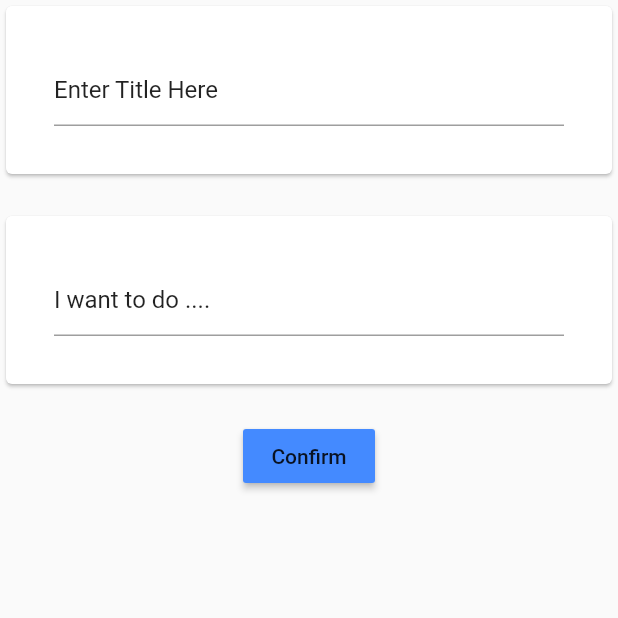
After one commit to Comfie/myCalendaApp, a Flutter app: the screen it shows after launch, after a tap on "Dont have an account?", after a tap on "Register", after a tap on the "add" icon, on a phone screen of 412 x 824 dp, the top half of it. The commit adds this screen. Run offline on Flutter 3.47's test engine with Material 2 defaults, Android fonts, the phone set to English and light mode, and no system bars.

Commit message:
added tow pages for the screens and tabs to the Home Page

```diff
--- /dev/null
+++ b/lib/DetailsPage.dart
@@ -0,0 +1,70 @@
+import 'package:flutter/material.dart';
+import 'package:flutter/cupertino.dart';
+
+
+class Details extends StatefulWidget {
+  @override
+  _DetailsState createState() => _DetailsState();
+}
+
+class _DetailsState extends State<Details> {
+  @override
+  Widget build(BuildContext context) {
+    return Scaffold(
+      body: Column(
+               children: <Widget>[
+
+          Card(
+            child: Container(
+              padding: EdgeInsets.all(32.0),
+              child: Column(
+                children: <Widget>[
+                  TextFormField(
+                    controller: TextEditingController(text: 'Enter Title Here'),
+
+                  ),
+
+                ],
+
+              ),
+            ),
+
+          ),
+
+          SizedBox(height: 20.0,),
+
+          Card(
+            child: Container(
+              padding: EdgeInsets.all(32.0),
+              child: Column(
+                children: <Widget>[
+                  TextFormField(
+                    controller: TextEditingController(text: 'I want to do ....'),
+
+                  ),
+
+                ],
+
+              ),
+            ),
+
+          ),
+
+          SizedBox(height: 20.0,),
+
+          RaisedButton(
+            color: Colors.blueAccent,
+            onPressed: (){},
+            child: Text('Confirm'),
+
+          )
+
+
+
+        ],
+
+
+      ),
+    );
+  }
+}
--- /dev/null
+++ b/lib/Home.dart
@@ -0,0 +1,78 @@
+import 'package:flutter/material.dart';
+import 'package:flutterapp/DetailsPage.dart';
+
+class Home extends StatefulWidget {
+  @override
+  _HomeState createState() => _HomeState();
+}
+
+class _HomeState extends State<Home> {
+  @override
+  Widget build(BuildContext context) {
+    return DefaultTabController(
+      length: 3,
+      child: Scaffold(
+        floatingActionButton: FloatingActionButton(
+          onPressed: (){
+            Navigator.of(context).pushReplacement(MaterialPageRoute(builder: (context) => Details()));
+          },
+          backgroundColor: Colors.blueAccent,
+          child: Icon(Icons.add),
+        ),
+        body: TabBarView(
+          children: <Widget>[
+            Container(
+              child: Column(
+                children: <Widget>[
+                  ListTile(
+                    leading: Icon(Icons.description),
+                    title: Text('Go to task'),
+                    subtitle: Text('a of 3 Tasks'),
+                  )
+                ],
+              ),
+            ),
+            Container(
+              child: Column(
+                children: <Widget>[
+                  ListTile(
+                    leading: Icon(Icons.description),
+                    title: Text('Go to task'),
+                    subtitle: Text('a of 3 Tasks'),
+                  )
+                ],
+              ),
+            ),
+            Container(
+              child: Text('Tab Three'),
+            ),
+          ],
+        ),
+        appBar: AppBar(
+          title: Text('Home Page'),
+          actions: <Widget>[],
+          leading: Icon(Icons.calendar_today),
+          bottom: TabBar(
+            tabs: <Widget>[
+              Tab(
+                child: Container(
+                  child: Text('Today'),
+                ),
+              ),
+              Tab(
+                child: Container(
+                  child: Text('Tomorrow'),
+                ),
+              ),
+              Tab(
+                child: Container(
+                  child: Text('Next Day'),
+                ),
+              ),
+            ],
+          ),
+        ),
+      ),
+    );
+  }
+}
--- a/lib/LogIn.dart
+++ b/lib/LogIn.dart
@@ -1,5 +1,6 @@
 import 'package:flutter/cupertino.dart';
 import 'package:flutter/material.dart';
+import 'package:flutterapp/RegisterPage.dart';
 
 class LogIn extends StatefulWidget {
   @override
@@ -32,7 +33,7 @@ class _LogInState extends State<LogIn> {
                   ),
                   filled: true,
                   hintStyle: TextStyle(color: Colors.grey),
-                  hintText: 'Email',
+                  hintText: 'Email Address',
                   fillColor: Colors.white70
               ),
             ),
@@ -55,17 +56,32 @@ class _LogInState extends State<LogIn> {
             ),
             SizedBox(height: 20.0,),
 
-
-            RaisedButton(
+            Container(
+              width: MediaQuery.of(context).size.width,
+              child: RaisedButton(
+                shape: RoundedRectangleBorder(
+                  borderRadius: BorderRadius.circular(20.0)
+                ),
                 onPressed: (){},
                 color: Colors.lightBlue,
                 child: Text('Log In',style: TextStyle(color: Colors.white,fontWeight: FontWeight.bold),),
               ),
 
+            ),
+
+
             SizedBox(height: 20.0,),
 
-            Row(
+            //Allows you to detect clicks
+            GestureDetector(
+              onTap: (){
 
+                //push will  clear all previous pages, while push replacement takes a parameter
+                Navigator.of(context).pushReplacement(MaterialPageRoute(builder: (context) => Register()));
+
+
+              },
+              child: Row(
                 mainAxisAlignment: MainAxisAlignment.center,
                 crossAxisAlignment: CrossAxisAlignment.center,
                 children: <Widget>[
@@ -73,6 +89,12 @@ class _LogInState extends State<LogIn> {
                   Text('Sign Up Here',style: TextStyle(color: Colors.blueAccent),),
 
                 ],),
+
+
+            )
+
+
+
 
 
 
--- /dev/null
+++ b/lib/RegisterPage.dart
@@ -0,0 +1,111 @@
+import 'package:flutter/cupertino.dart';
+import 'package:flutter/material.dart';
+import 'package:flutterapp/Home.dart';
+
+class Register extends StatefulWidget {
+  @override
+  _RegisterState createState() => _RegisterState();
+}
+
+class _RegisterState extends State<Register> {
+  @override
+  Widget build(BuildContext context) {
+
+    return Scaffold(
+      body: Container(
+        padding: EdgeInsets.all(20.0),
+        child: Column(
+          mainAxisAlignment: MainAxisAlignment.center, // vertical plain while cross is horizontal plain
+
+          children: <Widget>[
+
+            Text('Create New Account', style: TextStyle(color: Colors.black, fontWeight: FontWeight.bold, fontSize: 50.0),),
+            SizedBox(height: 10,),
+            TextField(
+              decoration: InputDecoration(
+                border: OutlineInputBorder(
+                  borderRadius: BorderRadius.all(Radius.circular(20.0))
+                ),
+                hintText: 'Email',
+                fillColor: Colors.white70,
+                filled: true
+              ),
+
+
+            ),
+            SizedBox(height: 20.0,),
+
+            TextField(
+              obscureText: true,
+              decoration: InputDecoration(
+                  border: OutlineInputBorder(
+                      borderRadius: BorderRadius.all(Radius.circular(20.0))
+                  ),
+                  hintText: 'Password',
+                  fillColor: Colors.white70,
+                  filled: true
+              ),
+
+
+            ),
+
+            SizedBox(height: 20.0,),
+
+            TextField(
+              obscureText: true,
+              decoration: InputDecoration(
+                  border: OutlineInputBorder(
+                      borderRadius: BorderRadius.all(Radius.circular(20.0))
+                  ),
+                  hintText: 'Re -enter password',
+                  fillColor: Colors.white70,
+                  filled: true
+              ),
+
+
+            ),
+            SizedBox(height: 40.0,),
+
+
+              Container(
+                width: MediaQuery.of(context).size.width,
+                child: RaisedButton(
+                  shape: RoundedRectangleBorder(
+                      borderRadius: BorderRadius.circular(20.0)
+                  ),
+                  color: Colors.blueAccent,
+                  onPressed: (){
+                    Navigator.of(context).pushReplacement(MaterialPageRoute(builder: (context) => Home()));
+                  },
+                  child: Text('Register'),
+                ),
+
+              ),
+
+
+
+
+
+
+
+
+          ],
+
+
+
+
+
+
+        ),
+
+
+
+
+
+      ),
+
+
+
+    );
+  }
+}
```
Lines whose indentation alone changed are shown as unchanged.
